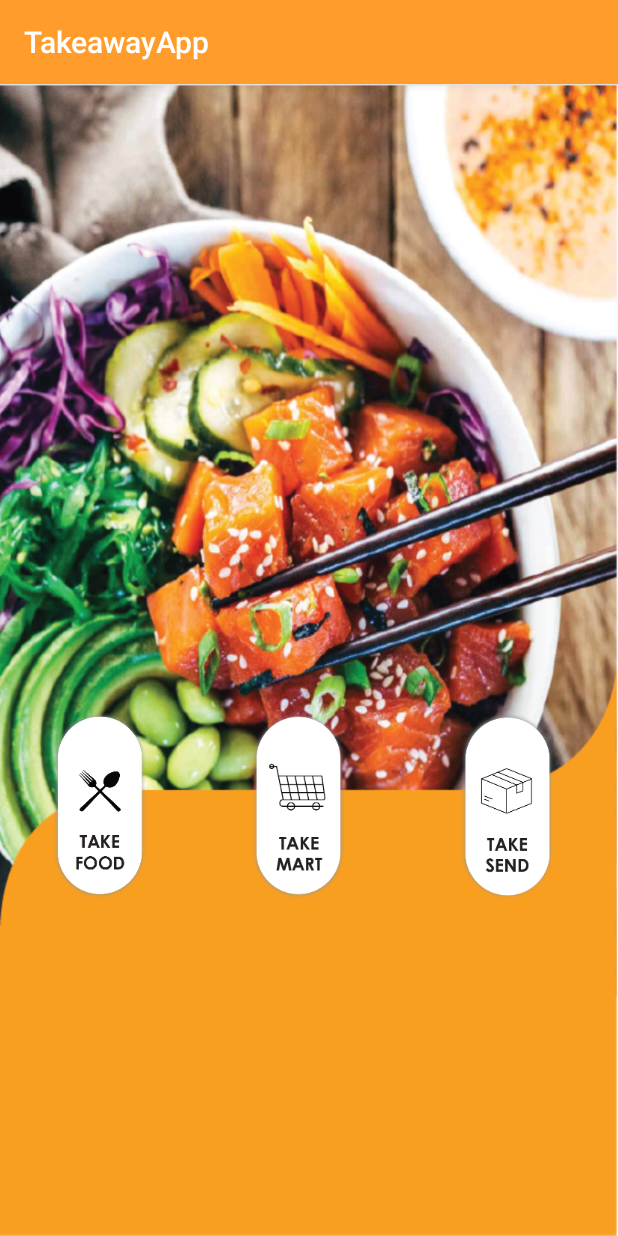
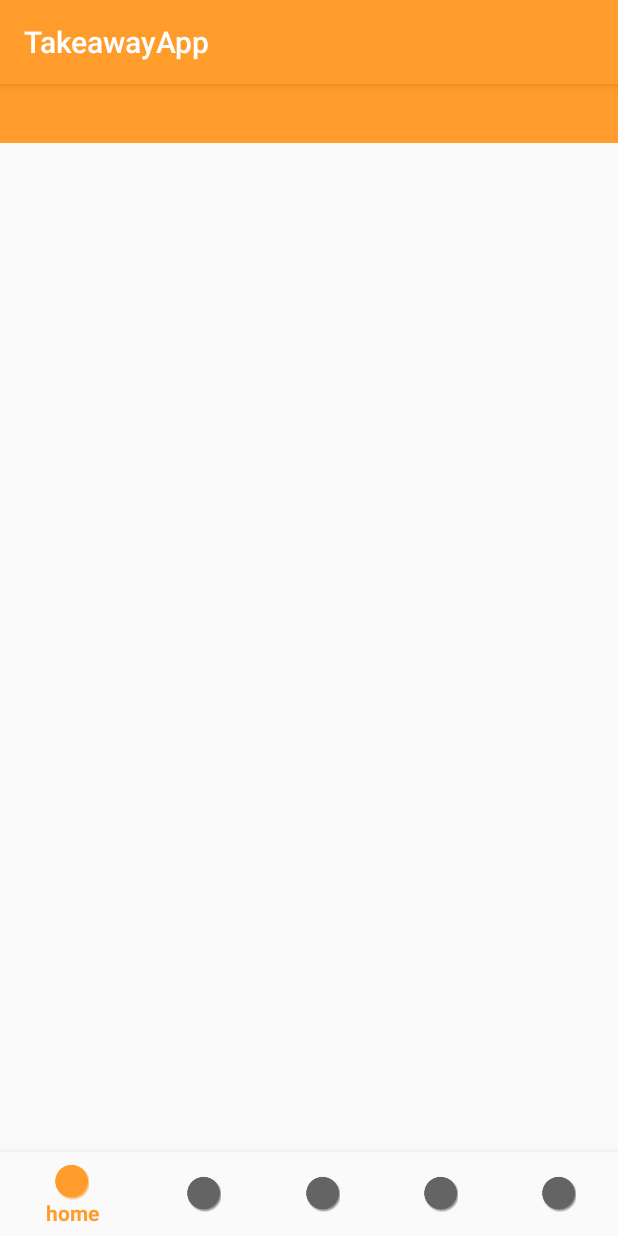
Before and after one commit to alisha-budhathoki/TakeAwayApp, an Android app: the MainActivity screen opened directly, with no data from a screen before it, on a phone screen of 412 x 824 dp. Run offline under Robolectric (Android 15) with nearby library versions, the phone set to English and light mode, and no system bars; our stand-ins replace sdp/ssp sizes.

Commit message:
adding contents on bottom navigation

```diff
--- a/app/src/main/java/com/alisha/takeawayapp/MainActivity.java
+++ b/app/src/main/java/com/alisha/takeawayapp/MainActivity.java
@@ -9,6 +9,6 @@ public class MainActivity extends AppCompatActivity {
     @Override
     protected void onCreate(Bundle savedInstanceState) {
         super.onCreate(savedInstanceState);
-        setContentView(R.layout.activity_main);
+        setContentView(R.layout.base_main);
     }
 }
--- a/app/src/main/res/layout/activity_main.xml
+++ b/app/src/main/res/layout/activity_main.xml
@@ -30,7 +30,7 @@
                 <ImageView
                     android:layout_width="match_parent"
                     android:layout_height="match_parent"
-                    android:scaleType="centerCrop"
+                    android:scaleType="fitXY"
                     android:src="@drawable/take_food" />
 
         </FrameLayout>
--- /dev/null
+++ b/app/src/main/res/layout/base_main.xml
@@ -0,0 +1,48 @@
+<?xml version="1.0" encoding="utf-8"?>
+<RelativeLayout xmlns:android="http://schemas.android.com/apk/res/android"
+    xmlns:app="http://schemas.android.com/apk/res-auto"
+    xmlns:tools="http://schemas.android.com/tools"
+    android:id="@+id/container"
+    android:layout_width="match_parent"
+    android:layout_height="match_parent"
+    tools:context=".activity.BaseMainActivity">
+
+    <androidx.appcompat.widget.Toolbar
+        xmlns:android="http://schemas.android.com/apk/res/android"
+        xmlns:app="http://schemas.android.com/apk/res-auto"
+        android:id="@+id/toolbar"
+        android:layout_width="match_parent"
+        android:layout_height="@dimen/_30sdp"
+        android:background="?attr/colorPrimary"
+        app:contentInsetStartWithNavigation="0dp"
+        tools:ignore="ContentDescription">
+
+        <TextView
+            android:id="@+id/custom_toolbar_title"
+            style="@style/txtHint"
+            android:layout_gravity="center"
+            android:fontFamily="@font/gotham_medium"
+            android:textAllCaps="true"
+            android:textColor="#ffffff"
+            android:textSize="18sp" />
+
+    </androidx.appcompat.widget.Toolbar>
+
+    <FrameLayout
+        android:id="@+id/frame_layout_main"
+        android:layout_width="match_parent"
+        android:layout_height="match_parent"
+        android:layout_above="@id/navigation"
+        android:layout_below="@+id/toolbar">
+
+    </FrameLayout>
+
+    <com.google.android.material.bottomnavigation.BottomNavigationView
+        android:id="@+id/navigation"
+        android:layout_width="match_parent"
+        android:layout_height="wrap_content"
+        android:layout_alignParentBottom="true"
+        android:background="?android:attr/windowBackground"
+        app:menu="@menu/navigation" />
+
+</RelativeLayout>
--- /dev/null
+++ b/app/src/main/res/menu/navigation.xml
@@ -0,0 +1,32 @@
+<?xml version="1.0" encoding="utf-8"?>
+<menu xmlns:android="http://schemas.android.com/apk/res/android">
+
+    <item
+        android:id="@+id/navigation_home"
+        android:enabled="true"
+        android:icon="@drawable/btn_facebook"
+        android:title="home" />
+
+    <item
+        android:id="@+id/navigation_deal"
+        android:enabled="true"
+        android:icon="@drawable/btn_facebook"
+        android:title="deal" />
+
+    <item
+        android:id="@+id/navigation_wallet"
+        android:enabled="true"
+        android:icon="@drawable/btn_facebook"
+        android:title="wallet" />
+    <item
+        android:id="@+id/navigation_setting"
+        android:enabled="true"
+        android:icon="@drawable/btn_facebook"
+        android:title="setting" />
+    <item
+        android:id="@+id/navigation_profile"
+        android:enabled="true"
+        android:icon="@drawable/btn_facebook"
+        android:title="profile" />
+
+</menu>
```
